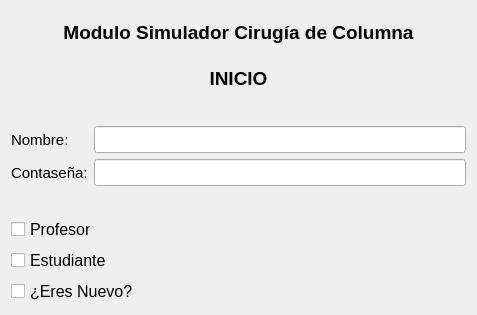
Old version of the form Interfaz Grafica/Inicio.ui in the repository SCSurgery/simuladorTornillosPediculares.
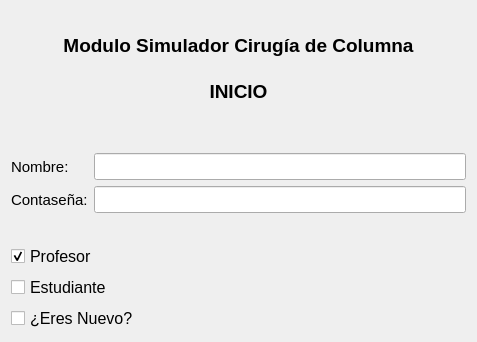
New version of the form. Custom widgets are drawn as their Qt base class.

The edit to the form file:
```diff
--- a/Interfaz Grafica/Inicio.ui
+++ b/Interfaz Grafica/Inicio.ui
@@ -10,7 +10,7 @@
     <x>0</x>
     <y>0</y>
     <width>477</width>
-    <height>315</height>
+    <height>342</height>
    </rect>
   </property>
   <property name="sizePolicy">
@@ -169,6 +169,9 @@
    </item>
    <item>
     <widget class="QCheckBox" name="profesorCheckBox">
+     <property name="enabled">
+      <bool>true</bool>
+     </property>
      <property name="font">
       <font>
        <pointsize>12</pointsize>
@@ -177,10 +180,22 @@
      <property name="text">
       <string>Profesor</string>
      </property>
+     <property name="checkable">
+      <bool>true</bool>
+     </property>
+     <property name="checked">
+      <bool>true</bool>
+     </property>
+     <attribute name="buttonGroup">
+      <string notr="true">buttonGroup</string>
+     </attribute>
     </widget>
    </item>
    <item>
     <widget class="QCheckBox" name="estudianteCheckBox">
+     <property name="enabled">
+      <bool>true</bool>
+     </property>
      <property name="font">
       <font>
        <pointsize>12</pointsize>
@@ -189,10 +204,22 @@
      <property name="text">
       <string>Estudiante</string>
      </property>
+     <property name="checkable">
+      <bool>true</bool>
+     </property>
+     <property name="checked">
+      <bool>false</bool>
+     </property>
+     <attribute name="buttonGroup">
+      <string notr="true">buttonGroup</string>
+     </attribute>
     </widget>
    </item>
    <item>
     <widget class="QCheckBox" name="eresNuevoCheckBox">
+     <property name="enabled">
+      <bool>true</bool>
+     </property>
      <property name="font">
       <font>
        <pointsize>12</pointsize>
@@ -201,6 +228,15 @@
      <property name="text">
       <string>¿Eres Nuevo?</string>
      </property>
+     <property name="checkable">
+      <bool>true</bool>
+     </property>
+     <property name="checked">
+      <bool>false</bool>
+     </property>
+     <attribute name="buttonGroup">
+      <string notr="true">buttonGroup</string>
+     </attribute>
     </widget>
    </item>
    <item>
```
Left out of the diff: 3 changed lines with no effect on the pictures.
